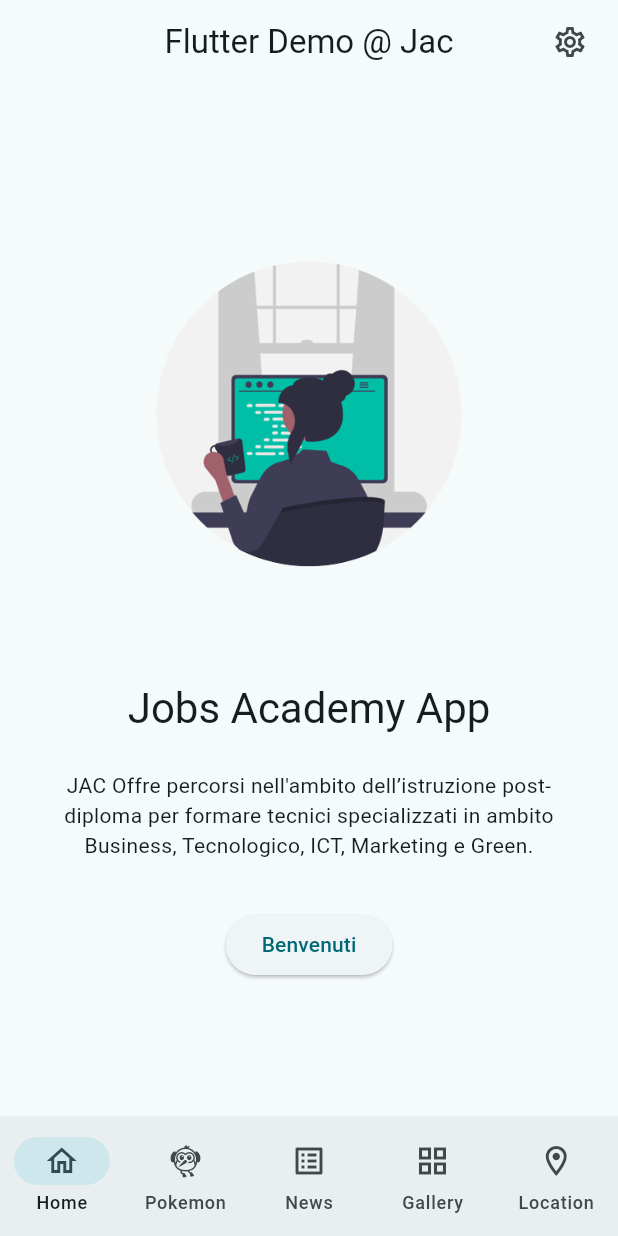
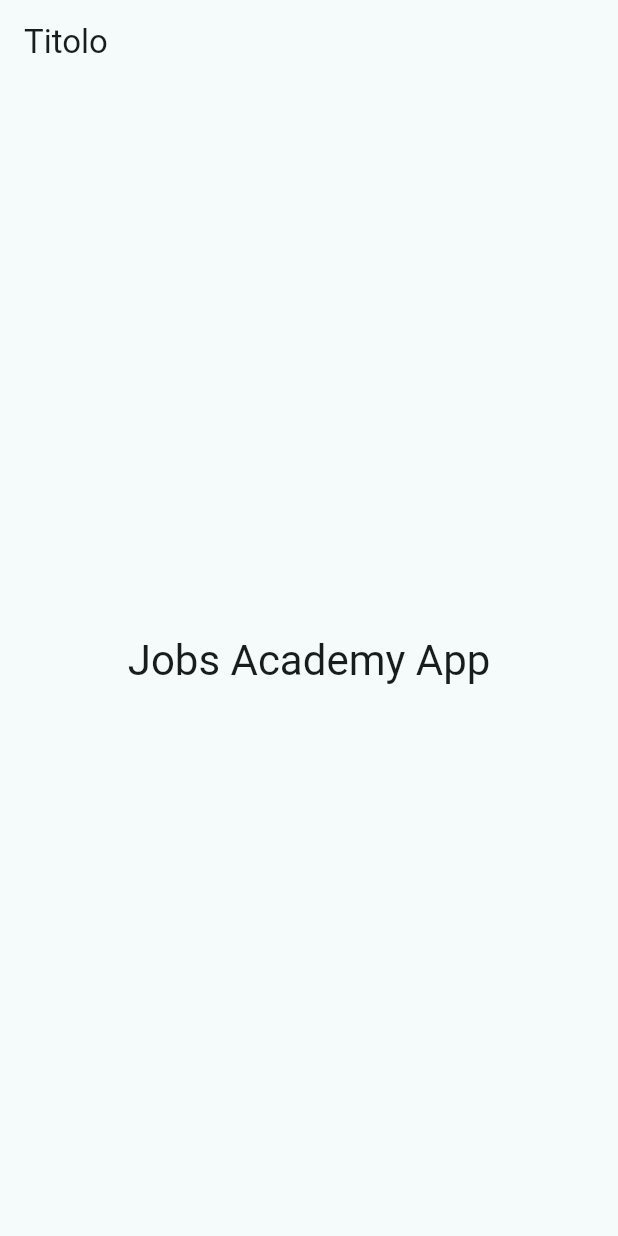
Before and after one commit to polilluminato/presentazione-flutter-jac-2023, a Flutter app: the screen it shows after launch, on a phone screen of 412 x 824 dp. Run offline on Flutter 3.47's test engine with Material 2 defaults, Android fonts, the light colour scheme and no system bars; our stand-ins replace flutter_dotenv, flutter_riverpod, freezed_annotation, go_router, riverpod_annotation; generated files the repository leaves out were written again.

Commit message:
docs: Removed widget to recreate it at JAC

```diff
--- a/code/flutter_jac/lib/app/app.dart
+++ b/code/flutter_jac/lib/app/app.dart
@@ -17,7 +17,7 @@ class App extends ConsumerWidget {
       routerDelegate: router.routerDelegate,
       theme: ThemeData(
         useMaterial3: true,
-        colorSchemeSeed: Colors.grey,
+        colorScheme: ColorScheme.fromSeed(seedColor: Colors.grey),
         brightness:
             ref.watch(isDarkModeProvider) ? Brightness.dark : Brightness.light,
       ),
--- a/code/flutter_jac/lib/pages/home/home_page.dart
+++ b/code/flutter_jac/lib/pages/home/home_page.dart
@@ -1,42 +1,6 @@
 import 'package:flutter/material.dart';
-import 'package:flutter_jac/models/screen_tab.dart';
-import 'package:flutter_jac/pages/home/tabs/gallery/gallery_tab.dart';
-import 'package:flutter_jac/pages/home/tabs/ip_location_tab.dart';
-import 'package:flutter_jac/pages/home/tabs/news/news_list_tab.dart';
-import 'package:flutter_jac/pages/home/tabs/pokemon/pokemon_list_tab.dart';
 import 'package:flutter_jac/pages/home/tabs/splash_tab.dart';
 import 'package:flutter_riverpod/flutter_riverpod.dart';
-import 'package:go_router/go_router.dart';
-
-final indexTabProvider = StateProvider<int>((ref) => 0);
-
-final List<ScreenTab> tabList = [
-  ScreenTab(
-    label: "Home",
-    icon: Icons.home_outlined,
-    content: const SplashTab(),
-  ),
-  ScreenTab(
-    label: "Pokemon",
-    icon: Icons.flutter_dash,
-    content: const PokemonListTab(),
-  ),
-  ScreenTab(
-    label: "News",
-    icon: Icons.list_alt,
-    content: const NewsListTab(),
-  ),
-  ScreenTab(
-    label: "Gallery",
-    icon: Icons.grid_view,
-    content: const GalleryTab(),
-  ),
-  ScreenTab(
-    label: "Location",
-    icon: Icons.location_on_outlined,
-    content: const IpLocationTab(),
-  ),
-];
 
 class HomePage extends ConsumerWidget {
   const HomePage({Key? key}) : super(key: key);
@@ -45,35 +9,11 @@ class HomePage extends ConsumerWidget {
   Widget build(BuildContext context, WidgetRef ref) {
     return Scaffold(
       appBar: AppBar(
-        centerTitle: true,
         title: const Text(
-          "Flutter Demo @ Jac",
+          "Titolo",
         ),
-        actions: [
-          Padding(
-            padding: const EdgeInsets.only(right: 8),
-            child: IconButton(
-              icon: const Icon(Icons.settings_outlined),
-              onPressed: () => context.push('/settings'),
-            ),
-          )
-        ],
       ),
-      body: tabList[ref.watch(indexTabProvider)].content,
-      bottomNavigationBar: NavigationBar(
-        onDestinationSelected: (int index) {
-          ref.read(indexTabProvider.notifier).state = index;
-        },
-        selectedIndex: ref.watch(indexTabProvider),
-        destinations: tabList
-            .map(
-              (singleScreenTab) => NavigationDestination(
-                icon: Icon(singleScreenTab.icon),
-                label: singleScreenTab.label,
-              ),
-            )
-            .toList(),
-      ),
+      body: const SplashTab(),
     );
   }
 }
--- a/code/flutter_jac/lib/pages/home/tabs/ip_location_tab.dart
+++ b/code/flutter_jac/lib/pages/home/tabs/ip_location_tab.dart
@@ -50,8 +50,7 @@ class _IpLocationTabState extends State<IpLocationTab> {
 
   @override
   Widget build(BuildContext context) {
-    return Scaffold(
-      body: Column(
+    return Column(
       children: [
         Row(
           crossAxisAlignment: CrossAxisAlignment.center,
@@ -81,7 +80,6 @@ class _IpLocationTabState extends State<IpLocationTab> {
         ),
         Expanded(child: IpLocationInfo(ipLocation: _ipLocation))
       ],
-      ),
     );
   }
 }
--- a/code/flutter_jac/lib/pages/home/tabs/splash_tab.dart
+++ b/code/flutter_jac/lib/pages/home/tabs/splash_tab.dart
@@ -1,8 +1,6 @@
 // ignore_for_file: library_prefixes
 
 import 'package:flutter/material.dart';
-
-import 'package:flutter_jac/utils/screen_utils.dart' as ScreenUtils;
 
 class SplashTab extends StatelessWidget {
   const SplashTab({super.key});
@@ -11,42 +9,10 @@ class SplashTab extends StatelessWidget {
   Widget build(BuildContext context) {
     TextTheme textTheme = Theme.of(context).textTheme;
 
-    return Scaffold(
-      body: Center(
-        child: SingleChildScrollView(
-          child: Column(
-            children: [
-              Image.asset(
-                "assets/images/splash.png",
-                width: ScreenUtils.getScreenWidth(context) * .7,
-              ),
-              Padding(
-                padding: const EdgeInsets.only(bottom: 24, top: 48),
-                child: Text(
-                  "Jobs Academy App",
-                  style: textTheme.headlineMedium,
-                ),
-              ),
-              Padding(
-                padding: const EdgeInsets.symmetric(horizontal: 24),
-                child: Text(
-                  "JAC Offre percorsi nell'ambito dell’istruzione post-diploma"
-                  " per formare tecnici specializzati in ambito Business, Tecnologico,"
-                  " ICT, Marketing e Green.",
-                  textAlign: TextAlign.center,
-                  style: textTheme.bodyMedium,
-                ),
-              ),
-              Padding(
-                padding: const EdgeInsets.only(top: 32),
-                child: ElevatedButton(
-                  onPressed: () {},
-                  child: const Text("Benvenuti"),
-                ),
-              )
-            ],
-          ),
-        ),
+    return Center(
+      child: Text(
+        "Jobs Academy App",
+        style: textTheme.headlineMedium,
       ),
     );
   }
--- a/code/flutter_jac/lib/repository/pokemon_repository.dart
+++ b/code/flutter_jac/lib/repository/pokemon_repository.dart
@@ -1,6 +1,5 @@
 import 'dart:convert';
 
-import 'package:flutter/material.dart';
 import 'package:flutter_dotenv/flutter_dotenv.dart';
 import 'package:flutter_jac/models/pokemon.dart';
 import 'package:http/http.dart' as http;
@@ -13,7 +12,6 @@ class PokemonRepository {
       Uri.parse("${dotenv.env['POKEMON_API_URL']}/pokemon/$id"),
     );
 
-    debugPrint(response.body);
     return Pokemon.fromJson(json.decode(response.body));
   }
 }
```
Also changed, not shown: code/flutter_jac/lib/data/tab_list.dart (added, +20 -0 lines), code/flutter_jac/lib/models/pokemon_item.dart (+0 -7 lines), code/flutter_jac/lib/pages/home/single_pokemon_page.dart (+1 -54 lines), code/flutter_jac/lib/pages/home/tabs/pokemon/pokemon_list_tab.dart (+11 -33 lines). Lines whose indentation alone changed are shown as unchanged.
